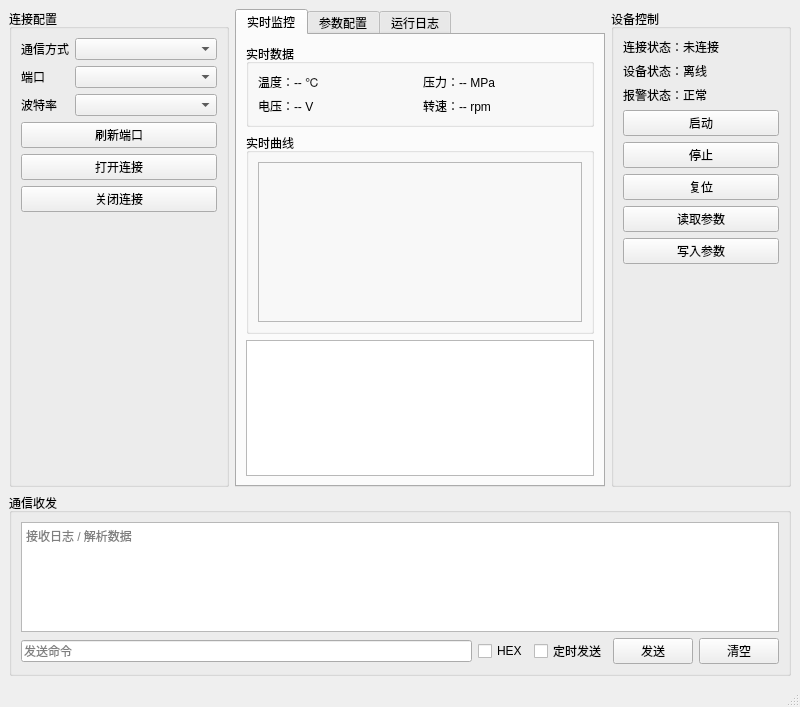
Qt form main_window.ui (qd4wn/comm-host) before a commit.
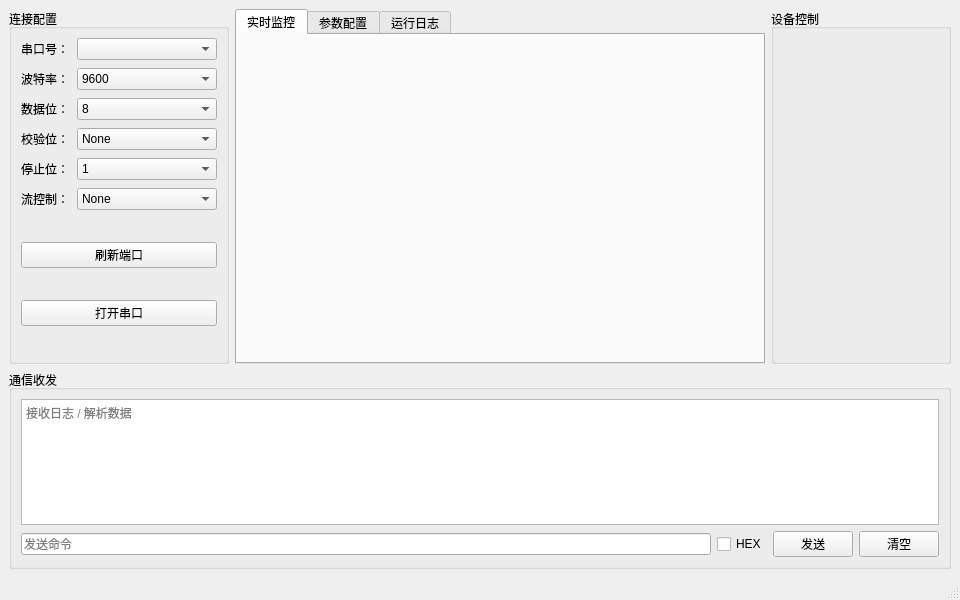
The same form after that commit.

Commit message: feat: 接入串口收发功能

Diff of the .ui file:
```diff
--- a/main_window.ui
+++ b/main_window.ui
@@ -6,10 +6,16 @@
    <rect>
     <x>0</x>
     <y>0</y>
-    <width>800</width>
-    <height>707</height>
+    <width>960</width>
+    <height>600</height>
    </rect>
   </property>
+  <property name="minimumSize">
+   <size>
+    <width>960</width>
+    <height>600</height>
+   </size>
+  </property>
   <property name="windowTitle">
    <string>MainWindow</string>
   </property>
@@ -21,13 +27,13 @@
        <widget class="QGroupBox" name="groupBoxConnection">
         <property name="minimumSize">
          <size>
+          <width>180</width>
+          <height>0</height>
+         </size>
+        </property>
+        <property name="maximumSize">
+         <size>
           <width>220</width>
-          <height>0</height>
-         </size>
-        </property>
-        <property name="maximumSize">
-         <size>
-          <width>280</width>
           <height>16777215</height>
          </size>
         </property>
@@ -36,72 +42,305 @@
         </property>
         <layout class="QVBoxLayout" name="verticalLayoutConnection">
          <item>
-          <layout class="QFormLayout" name="formLayoutConnection">
+          <layout class="QFormLayout" name="formLayoutSerialConfig">
+           <property name="labelAlignment">
+            <set>Qt::AlignmentFlag::AlignRight|Qt::AlignmentFlag::AlignTrailing|Qt::AlignmentFlag::AlignVCenter</set>
+           </property>
+           <property name="formAlignment">
+            <set>Qt::AlignmentFlag::AlignLeading|Qt::AlignmentFlag::AlignLeft|Qt::AlignmentFlag::AlignTop</set>
+           </property>
+           <property name="horizontalSpacing">
+            <number>8</number>
+           </property>
+           <property name="verticalSpacing">
+            <number>8</number>
+           </property>
            <item row="0" column="0">
-            <widget class="QLabel" name="labelProtocol">
+            <widget class="QLabel" name="labelSerialPort">
              <property name="text">
-              <string>通信方式</string>
+              <string>串口号：</string>
              </property>
             </widget>
            </item>
            <item row="0" column="1">
-            <widget class="QComboBox" name="comboBoxProtocol"/>
+            <widget class="QComboBox" name="comboBoxSerialPort">
+             <property name="sizePolicy">
+              <sizepolicy hsizetype="Expanding" vsizetype="Fixed">
+               <horstretch>0</horstretch>
+               <verstretch>0</verstretch>
+              </sizepolicy>
+             </property>
+             <property name="minimumSize">
+              <size>
+               <width>75</width>
+               <height>0</height>
+              </size>
+             </property>
+            </widget>
            </item>
            <item row="1" column="0">
-            <widget class="QLabel" name="labelPort">
+            <widget class="QLabel" name="labelBaudRate">
              <property name="text">
-              <string>端口</string>
+              <string>波特率：</string>
              </property>
             </widget>
            </item>
            <item row="1" column="1">
-            <widget class="QComboBox" name="comboBoxPort"/>
+            <widget class="QComboBox" name="comboBoxBaudRate">
+             <property name="sizePolicy">
+              <sizepolicy hsizetype="Expanding" vsizetype="Fixed">
+               <horstretch>0</horstretch>
+               <verstretch>0</verstretch>
+              </sizepolicy>
+             </property>
+             <property name="minimumSize">
+              <size>
+               <width>75</width>
+               <height>0</height>
+              </size>
+             </property>
+             <item>
+              <property name="text">
+               <string>9600</string>
+              </property>
+             </item>
+             <item>
+              <property name="text">
+               <string>19200</string>
+              </property>
+             </item>
+             <item>
+              <property name="text">
+               <string>38400</string>
+              </property>
+             </item>
+             <item>
+              <property name="text">
+               <string>57600</string>
+              </property>
+             </item>
+             <item>
+              <property name="text">
+               <string>115200</string>
+              </property>
+             </item>
+            </widget>
            </item>
            <item row="2" column="0">
-            <widget class="QLabel" name="labelBaudRate">
+            <widget class="QLabel" name="labelDataBits">
              <property name="text">
-              <string>波特率</string>
+              <string>数据位：</string>
              </property>
             </widget>
            </item>
            <item row="2" column="1">
-            <widget class="QComboBox" name="comboBoxBaudRate"/>
+            <widget class="QComboBox" name="comboBoxDataBits">
+             <property name="sizePolicy">
+              <sizepolicy hsizetype="Expanding" vsizetype="Fixed">
+               <horstretch>0</horstretch>
+               <verstretch>0</verstretch>
+              </sizepolicy>
+             </property>
+             <property name="minimumSize">
+              <size>
+               <width>75</width>
+               <height>0</height>
+              </size>
+             </property>
+             <item>
+              <property name="text">
+               <string>8</string>
+              </property>
+             </item>
+             <item>
+              <property name="text">
+               <string>7</string>
+              </property>
+             </item>
+             <item>
+              <property name="text">
+               <string>6</string>
+              </property>
+             </item>
+             <item>
+              <property name="text">
+               <string>5</string>
+              </property>
+             </item>
+            </widget>
            </item>
+           <item row="3" column="0">
+            <widget class="QLabel" name="labelParity">
+             <property name="text">
+              <string>校验位：</string>
+             </property>
+            </widget>
+           </item>
+           <item row="3" column="1">
+            <widget class="QComboBox" name="comboBoxParity">
+             <property name="sizePolicy">
+              <sizepolicy hsizetype="Expanding" vsizetype="Fixed">
+               <horstretch>0</horstretch>
+               <verstretch>0</verstretch>
+              </sizepolicy>
+             </property>
+             <property name="minimumSize">
+              <size>
+               <width>75</width>
+               <height>0</height>
+              </size>
+             </property>
+             <item>
+              <property name="text">
+               <string>None</string>
+              </property>
+             </item>
+             <item>
+              <property name="text">
+               <string>Even</string>
+              </property>
+             </item>
+             <item>
+              <property name="text">
+               <string>Odd</string>
+              </property>
+             </item>
+            </widget>
+           </item>
+           <item row="4" column="0">
+            <widget class="QLabel" name="labelStopBits">
+             <property name="text">
+              <string>停止位：</string>
+             </property>
+            </widget>
+           </item>
+           <item row="4" column="1">
+            <widget class="QComboBox" name="comboBoxStopBits">
+             <property name="sizePolicy">
+              <sizepolicy hsizetype="Expanding" vsizetype="Fixed">
+               <horstretch>0</horstretch>
+               <verstretch>0</verstretch>
+              </sizepolicy>
+             </property>
+             <property name="minimumSize">
+              <size>
+               <width>75</width>
+               <height>0</height>
+              </size>
+             </property>
+             <item>
+              <property name="text">
+               <string>1</string>
+              </property>
+             </item>
+             <item>
+              <property name="text">
+               <string>1.5</string>
+              </property>
+             </item>
+             <item>
+              <property name="text">
+               <string>2</string>
+              </property>
+             </item>
+            </widget>
+           </item>
+           <item row="5" column="0">
+            <widget class="QLabel" name="labelFlowControl">
+             <property name="text">
+              <string>流控制：</string>
+             </property>
+            </widget>
+           </item>
+           <item row="5" column="1">
+            <widget class="QComboBox" name="comboBoxFlowControl">
+             <property name="sizePolicy">
+              <sizepolicy hsizetype="Expanding" vsizetype="Fixed">
+               <horstretch>0</horstretch>
+               <verstretch>0</verstretch>
+              </sizepolicy>
+             </property>
+             <property name="minimumSize">
+              <size>
+               <width>75</width>
+               <height>0</height>
+              </size>
+             </property>
+             <item>
+              <property name="text">
+               <string>None</string>
+              </property>
+             </item>
+             <item>
+              <property name="text">
+               <string>Hardware</string>
+              </property>
+             </item>
+             <item>
+              <property name="text">
+               <string>Software</string>
+              </property>
+             </item>
+            </widget>
+           </item>
           </layout>
          </item>
          <item>
-          <widget class="QPushButton" name="pushButtonRefreshPorts">
-           <property name="text">
-            <string>刷新端口</string>
-           </property>
-          </widget>
-         </item>
-         <item>
-          <widget class="QPushButton" name="pushButtonConnect">
-           <property name="text">
-            <string>打开连接</string>
-           </property>
-          </widget>
-         </item>
-         <item>
-          <widget class="QPushButton" name="pushButtonDisconnect">
-           <property name="text">
-            <string>关闭连接</string>
-           </property>
-          </widget>
-         </item>
-         <item>
-          <spacer name="verticalSpacerConnection">
-           <property name="orientation">
-            <enum>Qt::Orientation::Vertical</enum>
-           </property>
-           <property name="sizeHint" stdset="0">
-            <size>
-             <width>20</width>
-             <height>40</height>
-            </size>
-           </property>
-          </spacer>
+          <layout class="QVBoxLayout" name="verticalLayoutSerialButton">
+           <item>
+            <spacer name="verticalSpacer">
+             <property name="orientation">
+              <enum>Qt::Orientation::Vertical</enum>
+             </property>
+             <property name="sizeHint" stdset="0">
+              <size>
+               <width>20</width>
+               <height>40</height>
+              </size>
+             </property>
+            </spacer>
+           </item>
+           <item>
+            <widget class="QPushButton" name="pushButtonRefreshPorts">
+             <property name="text">
+              <string>刷新端口</string>
+             </property>
+            </widget>
+           </item>
+           <item>
+            <spacer name="verticalSpacer_2">
+             <property name="orientation">
+              <enum>Qt::Orientation::Vertical</enum>
+             </property>
+             <property name="sizeHint" stdset="0">
+              <size>
+               <width>20</width>
+               <height>40</height>
+              </size>
+             </property>
+            </spacer>
+           </item>
+           <item>
+            <widget class="QPushButton" name="pushButtonOpenConnection">
+             <property name="text">
+              <string>打开串口</string>
+             </property>
+            </widget>
+           </item>
+           <item>
+            <spacer name="verticalSpacer_3">
+             <property name="orientation">
+              <enum>Qt::Orientation::Vertical</enum>
+             </property>
+             <property name="sizeHint" stdset="0">
+              <size>
+               <width>20</width>
+               <height>40</height>
+              </size>
+             </property>
+            </spacer>
+           </item>
+          </layout>
          </item>
         </layout>
        </widget>
@@ -115,73 +354,7 @@
          <attribute name="title">
           <string>实时监控</string>
          </attribute>
-         <layout class="QVBoxLayout" name="verticalLayoutOverview">
-          <item>
-           <widget class="QGroupBox" name="groupBoxRealtimeData">
-            <property name="title">
-             <string>实时数据</string>
-            </property>
-            <layout class="QGridLayout" name="gridLayoutRealtimeData">
-             <item row="0" column="0">
-              <widget class="QLabel" name="labelTemperature">
-               <property name="text">
-                <string>温度：-- ℃</string>
-               </property>
-              </widget>
-             </item>
-             <item row="0" column="1">
-              <widget class="QLabel" name="labelPressure">
-               <property name="text">
-                <string>压力：-- MPa</string>
-               </property>
-              </widget>
-             </item>
-             <item row="1" column="0">
-              <widget class="QLabel" name="labelVoltage">
-               <property name="text">
-                <string>电压：-- V</string>
-               </property>
-              </widget>
-             </item>
-             <item row="1" column="1">
-              <widget class="QLabel" name="labelSpeed">
-               <property name="text">
-                <string>转速：-- rpm</string>
-               </property>
-              </widget>
-             </item>
-            </layout>
-           </widget>
-          </item>
-          <item>
-           <widget class="QGroupBox" name="groupBoxCurve">
-            <property name="title">
-             <string>实时曲线</string>
-            </property>
-            <layout class="QVBoxLayout" name="verticalLayoutCurve">
-             <item>
-              <widget class="QFrame" name="frameCurvePlaceholder">
-               <property name="minimumSize">
-                <size>
-                 <width>0</width>
-                 <height>160</height>
-                </size>
-               </property>
-               <property name="frameShape">
-                <enum>QFrame::Shape::StyledPanel</enum>
-               </property>
-               <property name="frameShadow">
-                <enum>QFrame::Shadow::Sunken</enum>
-               </property>
-              </widget>
-             </item>
-            </layout>
-           </widget>
-          </item>
-          <item>
-           <widget class="QTableWidget" name="tableWidgetData"/>
-          </item>
-         </layout>
+         <layout class="QVBoxLayout" name="verticalLayoutOverview"/>
         </widget>
         <widget class="QWidget" name="tabParams">
          <attribute name="title">
@@ -212,77 +385,7 @@
         <property name="title">
          <string>设备控制</string>
         </property>
-        <layout class="QVBoxLayout" name="verticalLayoutDeviceControl">
-         <item>
-          <widget class="QLabel" name="labelConnectionStatus">
-           <property name="text">
-            <string>连接状态：未连接</string>
-           </property>
-          </widget>
-         </item>
-         <item>
-          <widget class="QLabel" name="labelDeviceStatus">
-           <property name="text">
-            <string>设备状态：离线</string>
-           </property>
-          </widget>
-         </item>
-         <item>
-          <widget class="QLabel" name="labelAlarmStatus">
-           <property name="text">
-            <string>报警状态：正常</string>
-           </property>
-          </widget>
-         </item>
-         <item>
-          <widget class="QPushButton" name="pushButtonStart">
-           <property name="text">
-            <string>启动</string>
-           </property>
-          </widget>
-         </item>
-         <item>
-          <widget class="QPushButton" name="pushButtonStop">
-           <property name="text">
-            <string>停止</string>
-           </property>
-          </widget>
-         </item>
-         <item>
-          <widget class="QPushButton" name="pushButtonReset">
-           <property name="text">
-            <string>复位</string>
-           </property>
-          </widget>
-         </item>
-         <item>
-          <widget class="QPushButton" name="pushButtonReadParams">
-           <property name="text">
-            <string>读取参数</string>
-           </property>
-          </widget>
-         </item>
-         <item>
-          <widget class="QPushButton" name="pushButtonWriteParams">
-           <property name="text">
-            <string>写入参数</string>
-           </property>
-          </widget>
-         </item>
-         <item>
-          <spacer name="verticalSpacerDeviceControl">
-           <property name="orientation">
-            <enum>Qt::Orientation::Vertical</enum>
-           </property>
-           <property name="sizeHint" stdset="0">
-            <size>
-             <width>20</width>
-             <height>40</height>
-            </size>
-           </property>
-          </spacer>
-         </item>
-        </layout>
+        <layout class="QVBoxLayout" name="verticalLayoutDeviceControl"/>
        </widget>
       </item>
      </layout>
@@ -310,6 +413,9 @@
          <property name="placeholderText">
           <string>接收日志 / 解析数据</string>
          </property>
+         <property name="readOnly">
+          <bool>true</bool>
+         </property>
         </widget>
        </item>
        <item>
@@ -328,13 +434,6 @@
            </property>
           </widget>
          </item>
-         <item>
-          <widget class="QCheckBox" name="checkBoxTimedSend">
-           <property name="text">
-            <string>定时发送</string>
-           </property>
-          </widget>
-         </item>
          <item>
           <widget class="QPushButton" name="pushButtonSend">
            <property name="text">
```
Left out of the diff: 4 changed lines with no effect on the pictures. The commit also changes 5 other files.
